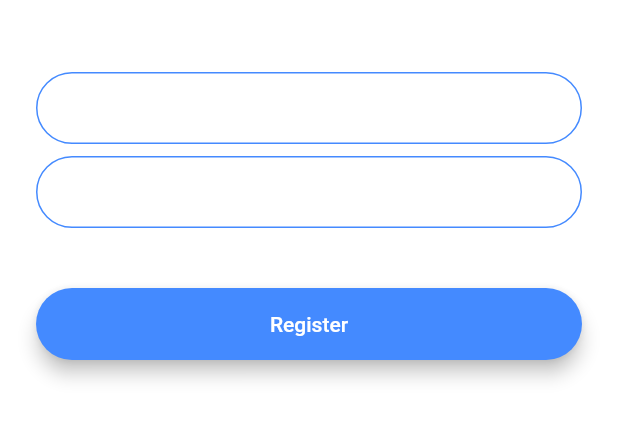
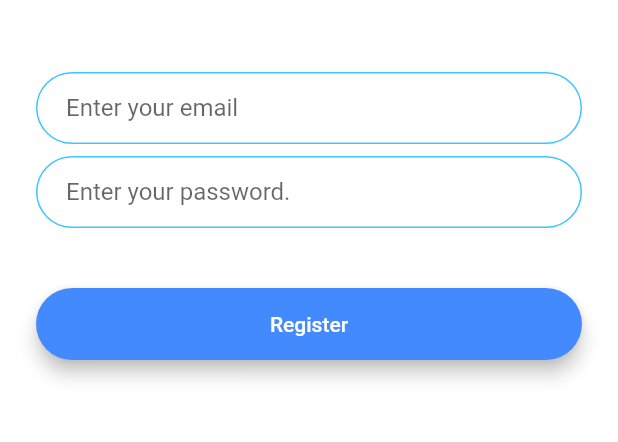
Before and after one commit to hayk94/Flash-chat-flutter, a Flutter app: the screen it shows after launch, after a tap on "Register", on a phone screen of 412 x 824 dp, the part 576-1018 px from its top. Run offline on Flutter 3.47's test engine with Material 2 defaults, Android fonts, the phone set to English and light mode, and no system bars; our stand-ins replace animated_text_kit.

Commit message:
extract and refactor Input decorations

```diff
--- a/lib/components/rounded_button.dart
+++ b/lib/components/rounded_button.dart
@@ -26,6 +26,7 @@ class RoundedButton extends StatelessWidget {
           height: 42.0,
           child: Text(
             title,
+            style: TextStyle(color: Colors.white),
           ),
         ),
       ),
--- a/lib/constants.dart
+++ b/lib/constants.dart
@@ -17,3 +17,26 @@ const kMessageContainerDecoration = BoxDecoration(
     top: BorderSide(color: Colors.lightBlueAccent, width: 2.0),
   ),
 );
+
+const kTextFieldDecoration = InputDecoration(
+  contentPadding: EdgeInsets.symmetric(vertical: 10.0, horizontal: 20.0),
+  border: OutlineInputBorder(
+    borderRadius: BorderRadius.all(Radius.circular(32.0)),
+  ),
+  enabledBorder: OutlineInputBorder(
+    borderSide: BorderSide(color: Colors.lightBlueAccent, width: 1.0),
+    borderRadius: BorderRadius.all(Radius.circular(32.0)),
+  ),
+  focusedBorder: OutlineInputBorder(
+    borderSide: BorderSide(color: Colors.lightBlueAccent, width: 2.0),
+    borderRadius: BorderRadius.all(Radius.circular(32.0)),
+  ),
+);
+
+final kPasswordTextFieldDecoration = kTextFieldDecoration.copyWith(
+  hintText: 'Enter your password.',
+);
+
+final kEmailTextFieldDecoration = kTextFieldDecoration.copyWith(
+  hintText: 'Enter your email',
+);
--- a/lib/main.dart
+++ b/lib/main.dart
@@ -12,11 +12,6 @@ class FlashChat extends StatelessWidget {
   @override
   Widget build(BuildContext context) {
     return MaterialApp(
-      theme: ThemeData.dark().copyWith(
-        textTheme: TextTheme(
-          bodyText2: TextStyle(color: Colors.black54),
-        ),
-      ),
       initialRoute: WelcomeScreen.id,
       routes: {
         WelcomeScreen.id: (context) => WelcomeScreen(),
--- a/lib/screens/registration_screen.dart
+++ b/lib/screens/registration_screen.dart
@@ -1,4 +1,5 @@
 import 'package:flash_chat/components/rounded_button.dart';
+import 'package:flash_chat/constants.dart';
 import 'package:flutter/material.dart';
 
 class RegistrationScreen extends StatefulWidget {
@@ -32,22 +33,7 @@ class _RegistrationScreenState extends State<RegistrationScreen> {
               onChanged: (value) {
                 //Do something with the user input.
               },
-              decoration: InputDecoration(
-                hintText: 'Enter your email',
-                contentPadding:
-                    EdgeInsets.symmetric(vertical: 10.0, horizontal: 20.0),
-                border: OutlineInputBorder(
-                  borderRadius: BorderRadius.all(Radius.circular(32.0)),
-                ),
-                enabledBorder: OutlineInputBorder(
-                  borderSide: BorderSide(color: Colors.blueAccent, width: 1.0),
-                  borderRadius: BorderRadius.all(Radius.circular(32.0)),
-                ),
-                focusedBorder: OutlineInputBorder(
-                  borderSide: BorderSide(color: Colors.blueAccent, width: 2.0),
-                  borderRadius: BorderRadius.all(Radius.circular(32.0)),
-                ),
-              ),
+              decoration: kEmailTextFieldDecoration,
             ),
             SizedBox(
               height: 8.0,
@@ -56,22 +42,7 @@ class _RegistrationScreenState extends State<RegistrationScreen> {
               onChanged: (value) {
                 //Do something with the user input.
               },
-              decoration: InputDecoration(
-                hintText: 'Enter your password',
-                contentPadding:
-                    EdgeInsets.symmetric(vertical: 10.0, horizontal: 20.0),
-                border: OutlineInputBorder(
-                  borderRadius: BorderRadius.all(Radius.circular(32.0)),
-                ),
-                enabledBorder: OutlineInputBorder(
-                  borderSide: BorderSide(color: Colors.blueAccent, width: 1.0),
-                  borderRadius: BorderRadius.all(Radius.circular(32.0)),
-                ),
-                focusedBorder: OutlineInputBorder(
-                  borderSide: BorderSide(color: Colors.blueAccent, width: 2.0),
-                  borderRadius: BorderRadius.all(Radius.circular(32.0)),
-                ),
-              ),
+              decoration: kPasswordTextFieldDecoration,
             ),
             SizedBox(
               height: 24.0,
```
Also changed, not shown: lib/screens/login_screen.dart (+3 -36 lines).
